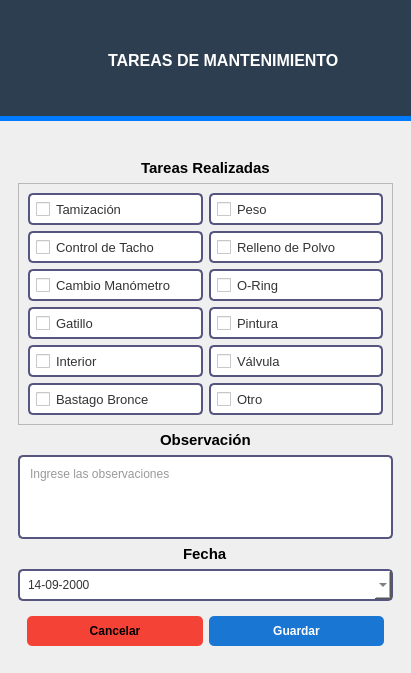
The window that resources/ui/tareas_form.ui (Julian2455/beatmat) describes before a commit, drawn with Qt 5.
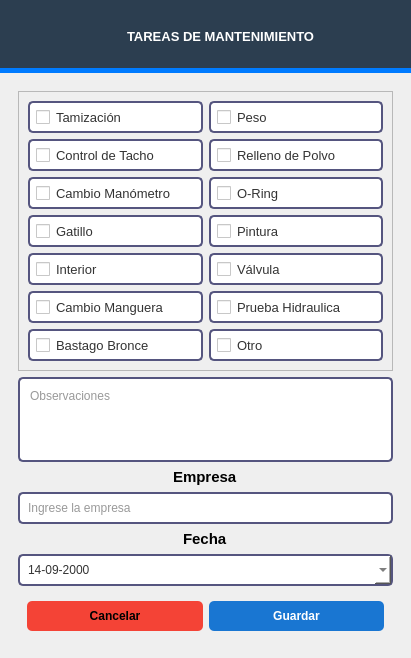
The same window after the commit. Icons and pictures are not drawn.

Commit message: nuevos items tareas, errores y mejoras

Patch:
```diff
--- a/resources/ui/tareas_form.ui
+++ b/resources/ui/tareas_form.ui
@@ -7,7 +7,7 @@
     <x>0</x>
     <y>0</y>
     <width>411</width>
-    <height>673</height>
+    <height>658</height>
    </rect>
   </property>
   <property name="windowTitle">
@@ -24,13 +24,13 @@
      padding: 5px 8px;
      color: #333;
      background-color: #fff;
-	padding:6px;
+  padding:6px;
    }
 QCheckBox:focus {
      border: 1px solid #0078d7;
      background-color: #eef6ff;
    }
-QTextEdit , QDateEdit {
+QTextEdit , QDateEdit ,QLineEdit{
      border: 2px solid rgb(85, 85, 127);
      border-radius: 5px;
      padding: 5px 8px;
@@ -63,7 +63,7 @@
      background-color: #0d47a1;
    }</string>
   </property>
-  <layout class="QVBoxLayout" name="verticalLayout" stretch="2,8">
+  <layout class="QVBoxLayout" name="verticalLayout" stretch="1,8">
    <property name="spacing">
     <number>0</number>
    </property>
@@ -89,6 +89,12 @@
 </string>
      </property>
      <layout class="QHBoxLayout" name="horizontalLayout">
+      <property name="topMargin">
+       <number>2</number>
+      </property>
+      <property name="bottomMargin">
+       <number>2</number>
+      </property>
       <item>
        <spacer name="horizontalSpacer">
         <property name="orientation">
@@ -106,14 +112,14 @@
        <widget class="QLabel" name="label">
         <property name="minimumSize">
          <size>
-          <width>30</width>
-          <height>30</height>
+          <width>25</width>
+          <height>25</height>
          </size>
         </property>
         <property name="maximumSize">
          <size>
-          <width>30</width>
-          <height>30</height>
+          <width>25</width>
+          <height>25</height>
          </size>
         </property>
         <property name="styleSheet">
@@ -135,19 +141,19 @@
         <property name="minimumSize">
          <size>
           <width>50</width>
-          <height>50</height>
+          <height>25</height>
          </size>
         </property>
         <property name="maximumSize">
          <size>
           <width>250</width>
-          <height>200</height>
+          <height>25</height>
          </size>
         </property>
         <property name="font">
          <font>
-          <pointsize>12</pointsize>
-          <italic>false</italic>
+          <pointsize>10</pointsize>
+         <italic>false</italic>
           <bold>true</bold>
          </font>
         </property>
@@ -182,38 +188,6 @@
       <item>
        <widget class="QWidget" name="widget_3" native="true">
         <layout class="QVBoxLayout" name="verticalLayout_2">
-         <item>
-          <spacer name="verticalSpacer_2">
-           <property name="orientation">
-            <enum>Qt::Vertical</enum>
-           </property>
-           <property name="sizeType">
-            <enum>QSizePolicy::Minimum</enum>
-           </property>
-           <property name="sizeHint" stdset="0">
-            <size>
-             <width>20</width>
-             <height>20</height>
-            </size>
-           </property>
-          </spacer>
-         </item>
-         <item alignment="Qt::AlignHCenter">
-          <widget class="QLabel" name="label_title">
-           <property name="font">
-            <font>
-             <pointsize>11</pointsize>
-             <bold>true</bold>
-            </font>
-           </property>
-           <property name="styleSheet">
-            <string notr="true">color:black;</string>
-           </property>
-           <property name="text">
-            <string>Tareas Realizadas</string>
-           </property>
-          </widget>
-         </item>
          <item>
           <widget class="QFrame" name="frame_checkboxes">
            <property name="styleSheet">
@@ -250,7 +224,7 @@
               </property>
              </widget>
             </item>
-            <item row="5" column="1">
+            <item row="6" column="1">
              <widget class="QCheckBox" name="checkBox_otro">
               <property name="font">
                <font>
@@ -274,7 +248,7 @@
               </property>
              </widget>
             </item>
-            <item row="5" column="0">
+            <item row="6" column="0">
              <widget class="QCheckBox" name="checkBox_bastago_bronce">
               <property name="font">
                <font>
@@ -286,6 +260,30 @@
               </property>
              </widget>
             </item>
+            <item row="5" column="0">
+             <widget class="QCheckBox" name="checkBox_manguera">
+              <property name="font">
+               <font>
+                <pointsize>10</pointsize>
+               </font>
+              </property>
+              <property name="text">
+               <string>Cambio Manguera</string>
+              </property>
+             </widget>
+            </item>
+            <item row="5" column="1">
+             <widget class="QCheckBox" name="checkBox_ph">
+              <property name="font">
+               <font>
+                <pointsize>10</pointsize>
+               </font>
+              </property>
+              <property name="text">
+               <string>Prueba Hidraulica</string>
+              </property>
+             </widget>
+            </item>
             <item row="2" column="1">
              <widget class="QCheckBox" name="checkBox_oring">
               <property name="font">
@@ -373,29 +371,39 @@
            </layout>
           </widget>
          </item>
-         <item alignment="Qt::AlignHCenter">
-          <widget class="QLabel" name="label_observacion">
-           <property name="font">
-            <font>
-             <pointsize>11</pointsize>
-             <bold>true</bold>
-            </font>
-           </property>
-           <property name="styleSheet">
-            <string notr="true">color:black;</string>
-           </property>
-           <property name="text">
-            <string>Observación</string>
-           </property>
-          </widget>
-         </item>
          <item>
           <widget class="QTextEdit" name="textEdit_observacion">
            <property name="styleSheet">
             <string notr="true"/>
            </property>
            <property name="placeholderText">
-            <string>Ingrese las observaciones</string>
+            <string>Observaciones</string>
+           </property>
+          </widget>
+         </item>
+         <item alignment="Qt::AlignHCenter">
+          <widget class="QLabel" name="label_empresa">
+           <property name="font">
+            <font>
+             <pointsize>11</pointsize>
+            <bold>true</bold>
+            </font>
+           </property>
+           <property name="styleSheet">
+            <string notr="true">color:black;</string>
+           </property>
+           <property name="text">
+            <string>Empresa</string>
+           </property>
+          </widget>
+         </item>
+         <item>
+          <widget class="QLineEdit" name="lineEditEmpresa">
+           <property name="styleSheet">
+            <string notr="true"/>
+           </property>
+           <property name="placeholderText">
+            <string>Ingrese la empresa</string>
            </property>
           </widget>
          </item>
```
Left out of the diff: 9 changed lines with no effect on the pictures. The commit also changes 11 other files.
